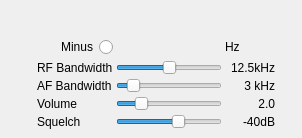
This is plugins/channel/wfm/wfmdemodgui.ui in f4exb/sdrangel as Qt 5 draws it before an edit. The edited form follows.
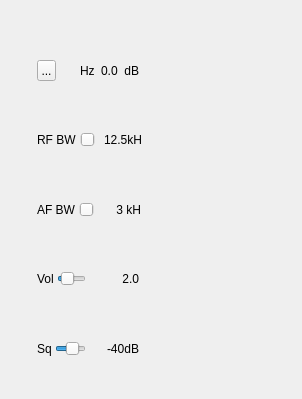
This is the edited form. Icons and pictures are not drawn. Custom widgets are drawn as their Qt base class.

Commit message: WFM demod: added display of channel power in dB. Changed minus radio button for a iconified toggle button

```diff
--- a/plugins/channel/wfm/wfmdemodgui.ui
+++ b/plugins/channel/wfm/wfmdemodgui.ui
@@ -7,7 +7,7 @@
     <x>0</x>
     <y>0</y>
     <width>302</width>
-    <height>138</height>
+    <height>399</height>
    </rect>
   </property>
   <property name="windowTitle">
@@ -18,14 +18,17 @@
     <rect>
      <x>35</x>
      <y>35</y>
-     <width>242</width>
-     <height>96</height>
+     <width>106</width>
+     <height>349</height>
     </rect>
    </property>
    <property name="windowTitle">
     <string>Settings</string>
    </property>
-   <layout class="QGridLayout" name="gridLayout">
+   <layout class="QVBoxLayout" name="verticalLayout">
+    <property name="spacing">
+     <number>3</number>
+    </property>
     <property name="leftMargin">
      <number>2</number>
     </property>
@@ -38,212 +41,252 @@
     <property name="bottomMargin">
      <number>2</number>
     </property>
-    <property name="spacing">
-     <number>3</number>
-    </property>
-    <item row="3" column="1">
-     <widget class="QSlider" name="volume">
-      <property name="maximum">
-       <number>100</number>
-      </property>
-      <property name="value">
-       <number>20</number>
-      </property>
-      <property name="orientation">
-       <enum>Qt::Horizontal</enum>
-      </property>
-     </widget>
+    <item>
+     <layout class="QHBoxLayout" name="deltaFreqiencyLayout">
+      <item>
+       <widget class="QToolButton" name="deltaMinus">
+        <property name="text">
+         <string>...</string>
+        </property>
+        <property name="icon">
+         <iconset>
+          <selectedoff>:/plus.png</selectedoff>
+          <selectedon>:/minus.png</selectedon>
+         </iconset>
+        </property>
+        <property name="checkable">
+         <bool>true</bool>
+        </property>
+       </widget>
+      </item>
+      <item>
+       <widget class="ValueDial" name="deltaFrequency" native="true">
+        <property name="sizePolicy">
+         <sizepolicy hsizetype="Maximum" vsizetype="Maximum">
+          <horstretch>0</horstretch>
+          <verstretch>0</verstretch>
+         </sizepolicy>
+        </property>
+        <property name="minimumSize">
+         <size>
+          <width>32</width>
+          <height>16</height>
+         </size>
+        </property>
+        <property name="font">
+         <font>
+          <family>Monospace</family>
+          <pointsize>12</pointsize>
+         </font>
+        </property>
+        <property name="cursor">
+         <cursorShape>SizeVerCursor</cursorShape>
+        </property>
+        <property name="focusPolicy">
+         <enum>Qt::StrongFocus</enum>
+        </property>
+        <property name="toolTip">
+         <string>Demod shift frequency from center in Hz</string>
+        </property>
+       </widget>
+      </item>
+      <item>
+       <widget class="QLabel" name="deltaUnits">
+        <property name="text">
+         <string>Hz </string>
+        </property>
+       </widget>
+      </item>
+      <item>
+       <widget class="QLabel" name="channelPower">
+        <property name="layoutDirection">
+         <enum>Qt::RightToLeft</enum>
+        </property>
+        <property name="text">
+         <string>0.0</string>
+        </property>
+       </widget>
+      </item>
+      <item>
+       <widget class="QLabel" name="channelPowerUnits">
+        <property name="text">
+         <string> dB</string>
+        </property>
+       </widget>
+      </item>
+     </layout>
     </item>
-    <item row="1" column="1">
-     <widget class="QSlider" name="rfBW">
-      <property name="maximum">
-       <number>8</number>
-      </property>
-      <property name="pageStep">
-       <number>1</number>
-      </property>
-      <property name="value">
-       <number>4</number>
-      </property>
-      <property name="orientation">
-       <enum>Qt::Horizontal</enum>
-      </property>
-     </widget>
+    <item>
+     <layout class="QHBoxLayout" name="rfBandwidthLayout">
+      <item>
+       <widget class="QLabel" name="label">
+        <property name="text">
+         <string>RF BW</string>
+        </property>
+       </widget>
+      </item>
+      <item>
+       <widget class="QSlider" name="rfBW">
+        <property name="maximum">
+         <number>8</number>
+        </property>
+        <property name="pageStep">
+         <number>1</number>
+        </property>
+        <property name="value">
+         <number>4</number>
+        </property>
+        <property name="orientation">
+         <enum>Qt::Horizontal</enum>
+        </property>
+       </widget>
+      </item>
+      <item>
+       <widget class="QLabel" name="rfBWText">
+        <property name="minimumSize">
+         <size>
+          <width>50</width>
+          <height>0</height>
+         </size>
+        </property>
+        <property name="text">
+         <string>12.5kHz</string>
+        </property>
+        <property name="alignment">
+         <set>Qt::AlignRight|Qt::AlignTrailing|Qt::AlignVCenter</set>
+        </property>
+       </widget>
+      </item>
+     </layout>
     </item>
-    <item row="0" column="0">
-     <widget class="QRadioButton" name="deltaMinus">
-      <property name="layoutDirection">
-       <enum>Qt::RightToLeft</enum>
-      </property>
-      <property name="text">
-       <string>Minus</string>
-      </property>
-     </widget>
+    <item>
+     <layout class="QHBoxLayout" name="afBandwidthLayout">
+      <item>
+       <widget class="QLabel" name="label_2">
+        <property name="text">
+         <string>AF BW</string>
+        </property>
+       </widget>
+      </item>
+      <item>
+       <widget class="QSlider" name="afBW">
+        <property name="minimum">
+         <number>1</number>
+        </property>
+        <property name="maximum">
+         <number>20</number>
+        </property>
+        <property name="pageStep">
+         <number>1</number>
+        </property>
+        <property name="value">
+         <number>3</number>
+        </property>
+        <property name="orientation">
+         <enum>Qt::Horizontal</enum>
+        </property>
+       </widget>
+      </item>
+      <item>
+       <widget class="QLabel" name="afBWText">
+        <property name="minimumSize">
+         <size>
+          <width>50</width>
+          <height>0</height>
+         </size>
+        </property>
+        <property name="text">
+         <string>3 kHz</string>
+        </property>
+        <property name="alignment">
+         <set>Qt::AlignRight|Qt::AlignTrailing|Qt::AlignVCenter</set>
+        </property>
+       </widget>
+      </item>
+     </layout>
     </item>
-    <item row="4" column="0">
-     <widget class="QLabel" name="label_4">
-      <property name="text">
-       <string>Squelch</string>
-      </property>
-     </widget>
+    <item>
+     <layout class="QHBoxLayout" name="volumeLayout">
+      <item>
+       <widget class="QLabel" name="label_3">
+        <property name="text">
+         <string>Vol</string>
+        </property>
+       </widget>
+      </item>
+      <item>
+       <widget class="QSlider" name="volume">
+        <property name="maximum">
+         <number>100</number>
+        </property>
+        <property name="value">
+         <number>20</number>
+        </property>
+        <property name="orientation">
+         <enum>Qt::Horizontal</enum>
+        </property>
+       </widget>
+      </item>
+      <item>
+       <widget class="QLabel" name="volumeText">
+        <property name="minimumSize">
+         <size>
+          <width>50</width>
+          <height>0</height>
+         </size>
+        </property>
+        <property name="text">
+         <string>2.0</string>
+        </property>
+        <property name="alignment">
+         <set>Qt::AlignRight|Qt::AlignTrailing|Qt::AlignVCenter</set>
+        </property>
+       </widget>
+      </item>
+     </layout>
     </item>
-    <item row="2" column="0">
-     <widget class="QLabel" name="label_2">
-      <property name="text">
-       <string>AF Bandwidth</string>
-      </property>
-     </widget>
-    </item>
-    <item row="4" column="1">
-     <widget class="QSlider" name="squelch">
-      <property name="minimum">
-       <number>-100</number>
-      </property>
-      <property name="maximum">
-       <number>0</number>
-      </property>
-      <property name="value">
-       <number>-40</number>
-      </property>
-      <property name="orientation">
-       <enum>Qt::Horizontal</enum>
-      </property>
-     </widget>
-    </item>
-    <item row="1" column="2">
-     <widget class="QLabel" name="rfBWText">
-      <property name="minimumSize">
-       <size>
-        <width>50</width>
-        <height>0</height>
-       </size>
-      </property>
-      <property name="text">
-       <string>12.5kHz</string>
-      </property>
-      <property name="alignment">
-       <set>Qt::AlignRight|Qt::AlignTrailing|Qt::AlignVCenter</set>
-      </property>
-     </widget>
-    </item>
-    <item row="1" column="0">
-     <widget class="QLabel" name="label">
-      <property name="text">
-       <string>RF Bandwidth</string>
-      </property>
-     </widget>
-    </item>
-    <item row="2" column="2">
-     <widget class="QLabel" name="afBWText">
-      <property name="minimumSize">
-       <size>
-        <width>50</width>
-        <height>0</height>
-       </size>
-      </property>
-      <property name="text">
-       <string>3 kHz</string>
-      </property>
-      <property name="alignment">
-       <set>Qt::AlignRight|Qt::AlignTrailing|Qt::AlignVCenter</set>
-      </property>
-     </widget>
-    </item>
-    <item row="2" column="1">
-     <widget class="QSlider" name="afBW">
-      <property name="minimum">
-       <number>1</number>
-      </property>
-      <property name="maximum">
-       <number>20</number>
-      </property>
-      <property name="pageStep">
-       <number>1</number>
-      </property>
-      <property name="value">
-       <number>3</number>
-      </property>
-      <property name="orientation">
-       <enum>Qt::Horizontal</enum>
-      </property>
-     </widget>
-    </item>
-    <item row="4" column="2">
-     <widget class="QLabel" name="squelchText">
-      <property name="minimumSize">
-       <size>
-        <width>50</width>
-        <height>0</height>
-       </size>
-      </property>
-      <property name="text">
-       <string>-40dB</string>
-      </property>
-      <property name="alignment">
-       <set>Qt::AlignRight|Qt::AlignTrailing|Qt::AlignVCenter</set>
-      </property>
-     </widget>
-    </item>
-    <item row="3" column="0">
-     <widget class="QLabel" name="label_3">
-      <property name="text">
-       <string>Volume</string>
-      </property>
-     </widget>
-    </item>
-    <item row="3" column="2">
-     <widget class="QLabel" name="volumeText">
-      <property name="minimumSize">
-       <size>
-        <width>50</width>
-        <height>0</height>
-       </size>
-      </property>
-      <property name="text">
-       <string>2.0</string>
-      </property>
-      <property name="alignment">
-       <set>Qt::AlignRight|Qt::AlignTrailing|Qt::AlignVCenter</set>
-      </property>
-     </widget>
-    </item>
-    <item row="0" column="1">
-     <widget class="ValueDial" name="deltaFrequency" native="true">
-      <property name="sizePolicy">
-       <sizepolicy hsizetype="Maximum" vsizetype="Maximum">
-        <horstretch>0</horstretch>
-        <verstretch>0</verstretch>
-       </sizepolicy>
-      </property>
-      <property name="minimumSize">
-       <size>
-        <width>32</width>
-        <height>16</height>
-       </size>
-      </property>
-      <property name="font">
-       <font>
-        <family>Monospace</family>
-        <pointsize>12</pointsize>
-       </font>
-      </property>
-      <property name="cursor">
-       <cursorShape>SizeVerCursor</cursorShape>
-      </property>
-      <property name="focusPolicy">
-       <enum>Qt::StrongFocus</enum>
-      </property>
-      <property name="toolTip">
-       <string>Demod shift frequency from center in Hz</string>
-      </property>
-     </widget>
-    </item>
-    <item row="0" column="2">
-     <widget class="QLabel" name="deltaUnits">
-      <property name="text">
-       <string>Hz</string>
-      </property>
-     </widget>
+    <item>
+     <layout class="QHBoxLayout" name="squelchLayout">
+      <item>
+       <widget class="QLabel" name="label_4">
+        <property name="text">
+         <string>Sq</string>
+        </property>
+       </widget>
+      </item>
+      <item>
+       <widget class="QSlider" name="squelch">
+        <property name="minimum">
+         <number>-100</number>
+        </property>
+        <property name="maximum">
+         <number>0</number>
+        </property>
+        <property name="value">
+         <number>-40</number>
+        </property>
+        <property name="orientation">
+         <enum>Qt::Horizontal</enum>
+        </property>
+       </widget>
+      </item>
+      <item>
+       <widget class="QLabel" name="squelchText">
+        <property name="minimumSize">
+         <size>
+          <width>50</width>
+          <height>0</height>
+         </size>
+        </property>
+        <property name="text">
+         <string>-40dB</string>
+        </property>
+        <property name="alignment">
+         <set>Qt::AlignRight|Qt::AlignTrailing|Qt::AlignVCenter</set>
+        </property>
+       </widget>
+      </item>
+     </layout>
     </item>
    </layout>
   </widget>
```
Left out of the diff: 4 changed lines with no effect on the pictures. The commit also changes 3 other files.
